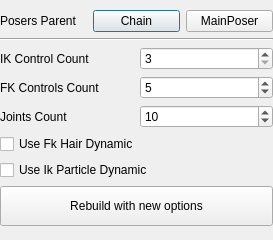
The window that modules/chainFullIKFK/chainFullIKFK_widget.ui (PavelCrow/RigStudio3) describes before a commit, drawn with Qt 5.
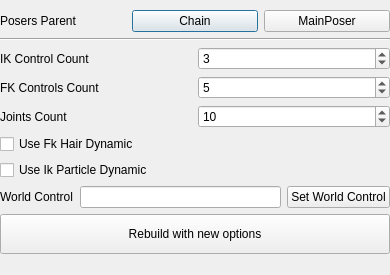
The same window after the commit.

```diff
--- a/modules/chainFullIKFK/chainFullIKFK_widget.ui
+++ b/modules/chainFullIKFK/chainFullIKFK_widget.ui
@@ -3,7 +3,7 @@
  <class>Dialog</class>
  <widget class="QDialog" name="Dialog">
   <property name="geometry">
-   <rect><x>0</x><y>0</y><width>273</width><height>240</height></rect>
+   <rect><x>0</x><y>0</y><width>390</width><height>275</height></rect>
   </property>
   <property name="windowTitle"><string>Chain Full IKFK</string></property>
   <layout class="QVBoxLayout" name="verticalLayout">
@@ -22,9 +22,9 @@
    <item>
     <layout class="QGridLayout" name="optionsLayout">
      <item row="0" column="0"><widget class="QLabel" name="ikBoxesLabel"><property name="text"><string>IK Control Count</string></property></widget></item>
-     <item row="0" column="1"><widget class="QSpinBox" name="ikBoxesCount_spinBox"><property name="minimum"><number>3</number></property><property name="value"><number>3</number></property></widget></item>
+     <item row="0" column="1"><widget class="QSpinBox" name="ikBoxesCount_spinBox"><property name="minimum"><number>2</number></property><property name="value"><number>3</number></property></widget></item>
      <item row="1" column="0"><widget class="QLabel" name="controlsLabel"><property name="text"><string>FK Controls Count</string></property></widget></item>
-     <item row="1" column="1"><widget class="QSpinBox" name="controlsCount_spinBox"><property name="minimum"><number>4</number></property><property name="value"><number>5</number></property></widget></item>
+     <item row="1" column="1"><widget class="QSpinBox" name="controlsCount_spinBox"><property name="minimum"><number>3</number></property><property name="value"><number>5</number></property></widget></item>
      <item row="2" column="0"><widget class="QLabel" name="jointsLabel"><property name="text"><string>Joints Count</string></property></widget></item>
      <item row="2" column="1"><widget class="QSpinBox" name="jointsCount_spinBox"><property name="minimum"><number>3</number></property><property name="value"><number>10</number></property></widget></item>
     </layout>
@@ -41,6 +41,13 @@
      <property name="checked"><bool>false</bool></property>
     </widget>
    </item>
+   <item>
+    <layout class="QHBoxLayout" name="worldControlLayout">
+     <item><widget class="QLabel" name="worldControl_label"><property name="text"><string>World Control</string></property></widget></item>
+     <item><widget class="QLineEdit" name="worldControl_lineEdit"><property name="readOnly"><bool>true</bool></property></widget></item>
+     <item><widget class="QPushButton" name="setWorldControl_btn"><property name="text"><string>Set World Control</string></property></widget></item>
+    </layout>
+   </item>
    <item>
     <widget class="QPushButton" name="rebuild_btn">
      <property name="minimumSize"><size><width>0</width><height>40</height></size></property>
```
